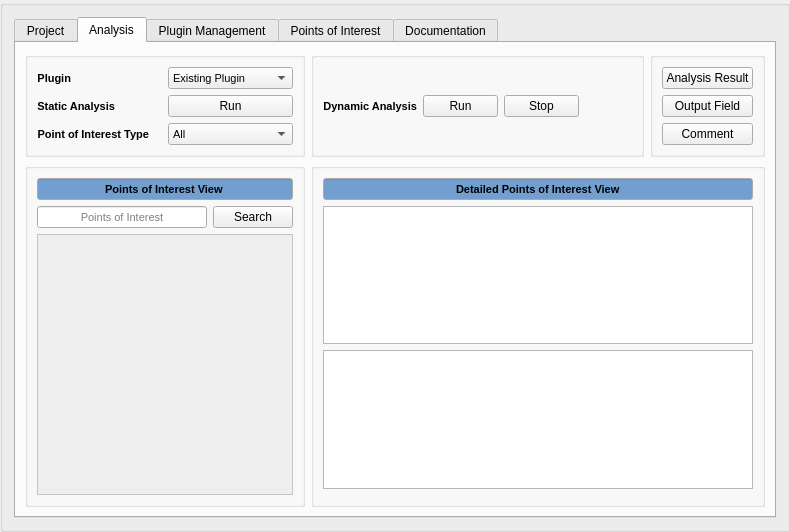
The window that BEAT View/ui_files/BEAT.ui (gjjuarez/BEAT) describes before a commit, drawn with Qt 5.
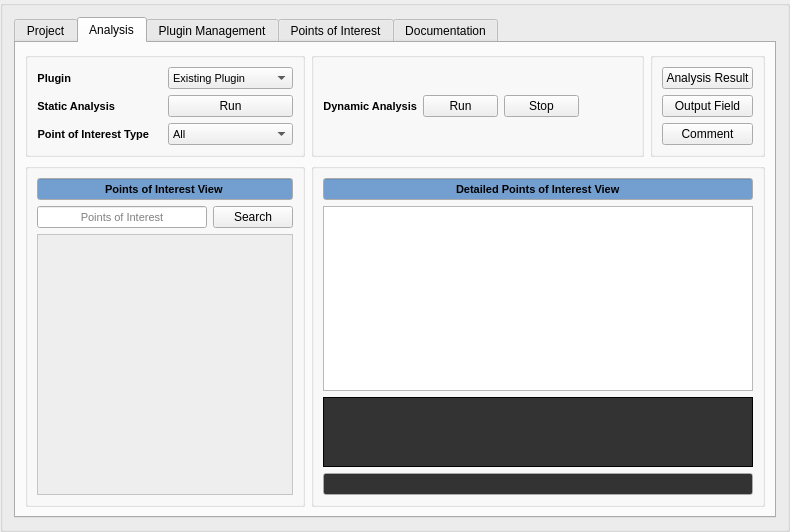
The same window after the commit. The open tabs and pages were chosen to show the change.

Commit message: RAdded terminal to UI

Patch:
```diff
--- a/BEAT View/ui_files/BEAT.ui
+++ b/BEAT View/ui_files/BEAT.ui
@@ -3861,7 +3861,7 @@
          <property name="title">
           <string/>
          </property>
-         <layout class="QVBoxLayout" name="verticalLayout_2">
+         <layout class="QVBoxLayout" name="verticalLayout_2" stretch="1,3,1,0">
           <item>
            <widget class="QLineEdit" name="detailed_points_of_interest_view_lineedit">
             <property name="palette">
@@ -3926,10 +3926,167 @@
            <widget class="QListWidget" name="detailed_points_of_interest_listWidget"/>
           </item>
           <item>
-           <widget class="QListWidget" name="detailed_points_of_interest_dynamic_info_listWidget"/>
+           <widget class="QListWidget" name="detailed_points_of_interest_dynamic_info_listWidget">
+            <property name="palette">
+             <palette>
+              <active>
+               <colorrole role="Text">
+                <brush brushstyle="SolidPattern">
+                 <color alpha="255">
+                  <red>255</red>
+                  <green>255</green>
+                  <blue>255</blue>
+                 </color>
+                </brush>
+               </colorrole>
+               <colorrole role="Base">
+                <brush brushstyle="SolidPattern">
+                 <color alpha="255">
+                  <red>51</red>
+                  <green>51</green>
+                  <blue>51</blue>
+                 </color>
+                </brush>
+               </colorrole>
+               <colorrole role="Window">
+                <brush brushstyle="SolidPattern">
+                 <color alpha="255">
+                  <red>4</red>
+                  <green>3</green>
+                  <blue>3</blue>
+                 </color>
+                </brush>
+               </colorrole>
+              </active>
+              <inactive>
+               <colorrole role="Text">
+                <brush brushstyle="SolidPattern">
+                 <color alpha="255">
+                  <red>255</red>
+                  <green>255</green>
+                  <blue>255</blue>
+                 </color>
+                </brush>
+               </colorrole>
+               <colorrole role="Base">
+                <brush brushstyle="SolidPattern">
+                 <color alpha="255">
+                  <red>51</red>
+                  <green>51</green>
+                  <blue>51</blue>
+                 </color>
+                </brush>
+               </colorrole>
+               <colorrole role="Window">
+                <brush brushstyle="SolidPattern">
+                 <color alpha="255">
+                  <red>4</red>
+                  <green>3</green>
+                  <blue>3</blue>
+                 </color>
+                </brush>
+               </colorrole>
+              </inactive>
+              <disabled>
+               <colorrole role="Text">
+                <brush brushstyle="SolidPattern">
+                 <color alpha="255">
+                  <red>190</red>
+                  <green>190</green>
+                  <blue>190</blue>
+                 </color>
+                </brush>
+               </colorrole>
+               <colorrole role="Base">
+                <brush brushstyle="SolidPattern">
+                 <color alpha="255">
+                  <red>4</red>
+                  <green>3</green>
+                  <blue>3</blue>
+                 </color>
+                </brush>
+               </colorrole>
+               <colorrole role="Window">
+                <brush brushstyle="SolidPattern">
+                 <color alpha="255">
+                  <red>4</red>
+                  <green>3</green>
+                  <blue>3</blue>
+                 </color>
+                </brush>
+               </colorrole>
+              </disabled>
+             </palette>
+            </property>
+           </widget>
           </item>
           <item>
-           <widget class="QWidget" name="terminal_widget" native="true"/>
+           <widget class="QLineEdit" name="terminal_input_2">
+            <property name="palette">
+             <palette>
+              <active>
+               <colorrole role="Text">
+                <brush brushstyle="SolidPattern">
+                 <color alpha="255">
+                  <red>255</red>
+                  <green>255</green>
+                  <blue>255</blue>
+                 </color>
+                </brush>
+               </colorrole>
+               <colorrole role="Base">
+                <brush brushstyle="SolidPattern">
+                 <color alpha="255">
+                  <red>51</red>
+                  <green>51</green>
+                  <blue>51</blue>
+                 </color>
+                </brush>
+               </colorrole>
+              </active>
+              <inactive>
+               <colorrole role="Text">
+                <brush brushstyle="SolidPattern">
+                 <color alpha="255">
+                  <red>255</red>
+                  <green>255</green>
+                  <blue>255</blue>
+                 </color>
+                </brush>
+               </colorrole>
+               <colorrole role="Base">
+                <brush brushstyle="SolidPattern">
+                 <color alpha="255">
+                  <red>51</red>
+                  <green>51</green>
+                  <blue>51</blue>
+                 </color>
+                </brush>
+               </colorrole>
+              </inactive>
+              <disabled>
+               <colorrole role="Text">
+                <brush brushstyle="SolidPattern">
+                 <color alpha="255">
+                  <red>190</red>
+                  <green>190</green>
+                  <blue>190</blue>
+                 </color>
+                </brush>
+               </colorrole>
+               <colorrole role="Base">
+                <brush brushstyle="SolidPattern">
+                 <color alpha="255">
+                  <red>239</red>
+                  <green>235</green>
+                  <blue>231</blue>
+                 </color>
+                </brush>
+               </colorrole>
+              </disabled>
+             </palette>
+            </property>
+           </widget>
           </item>
          </layout>
         </widget>
```
Left out of the diff: 2 changed lines with no effect on the pictures. The commit also changes 1 other file.
